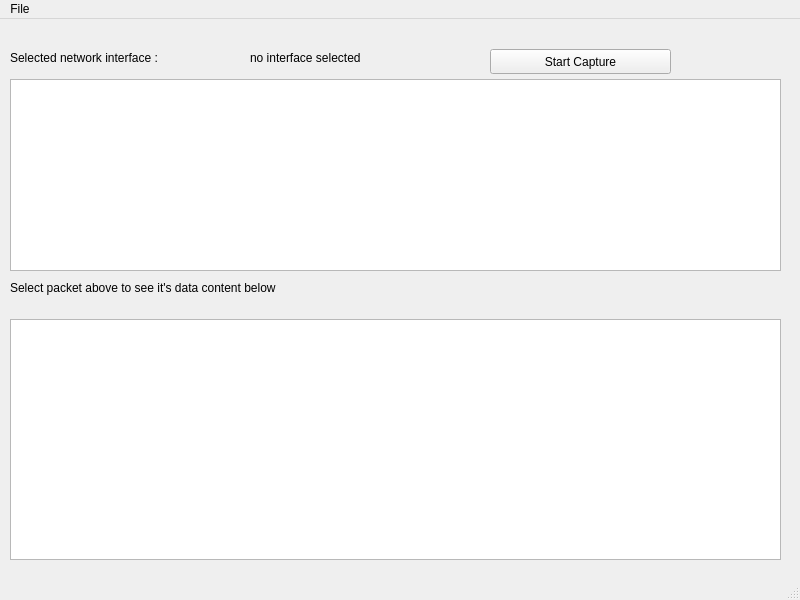
Qt form mainwindow.ui (thehilmisu/qt-networkanalyzer) before a commit.
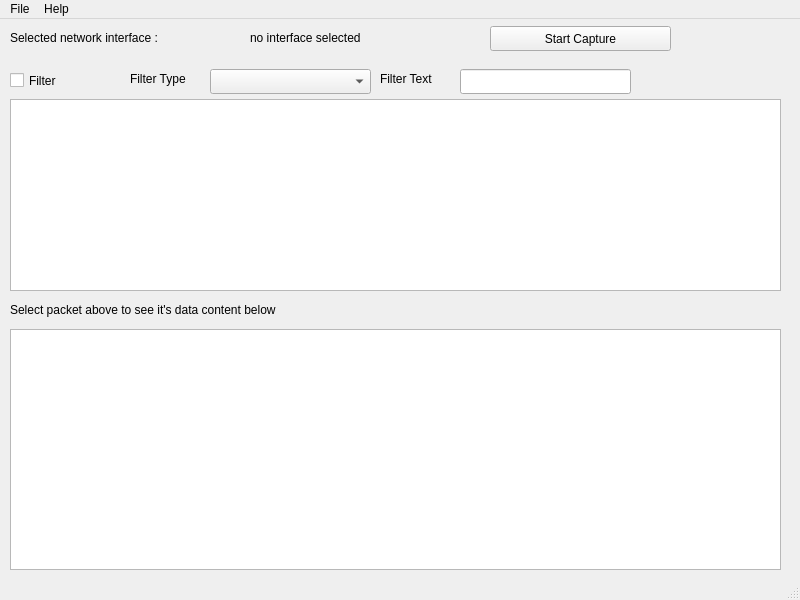
The same form after that commit.

Commit message: packet filter manager implemented

Patch:
```diff
--- a/mainwindow.ui
+++ b/mainwindow.ui
@@ -18,7 +18,7 @@
     <property name="geometry">
      <rect>
       <x>10</x>
-      <y>30</y>
+      <y>10</y>
       <width>201</width>
       <height>17</height>
      </rect>
@@ -31,7 +31,7 @@
     <property name="geometry">
      <rect>
       <x>490</x>
-      <y>30</y>
+      <y>7</y>
       <width>181</width>
       <height>25</height>
      </rect>
@@ -44,7 +44,7 @@
     <property name="geometry">
      <rect>
       <x>250</x>
-      <y>30</y>
+      <y>10</y>
       <width>201</width>
       <height>17</height>
      </rect>
@@ -57,7 +57,7 @@
     <property name="geometry">
      <rect>
       <x>10</x>
-      <y>300</y>
+      <y>310</y>
       <width>771</width>
       <height>241</height>
      </rect>
@@ -67,7 +67,7 @@
     <property name="geometry">
      <rect>
       <x>10</x>
-      <y>260</y>
+      <y>282</y>
       <width>481</width>
       <height>17</height>
      </rect>
@@ -80,12 +80,71 @@
     <property name="geometry">
      <rect>
       <x>10</x>
-      <y>60</y>
+      <y>80</y>
       <width>771</width>
       <height>192</height>
      </rect>
     </property>
    </widget>
+   <widget class="QCheckBox" name="filterCheckbox">
+    <property name="geometry">
+     <rect>
+      <x>10</x>
+      <y>50</y>
+      <width>101</width>
+      <height>23</height>
+     </rect>
+    </property>
+    <property name="text">
+     <string>Filter</string>
+    </property>
+   </widget>
+   <widget class="QComboBox" name="filterTypeCombo">
+    <property name="geometry">
+     <rect>
+      <x>210</x>
+      <y>50</y>
+      <width>161</width>
+      <height>25</height>
+     </rect>
+    </property>
+   </widget>
+   <widget class="QLabel" name="label_3">
+    <property name="geometry">
+     <rect>
+      <x>130</x>
+      <y>50</y>
+      <width>91</width>
+      <height>20</height>
+     </rect>
+    </property>
+    <property name="text">
+     <string>Filter Type</string>
+    </property>
+   </widget>
+   <widget class="QLabel" name="label_4">
+    <property name="geometry">
+     <rect>
+      <x>380</x>
+      <y>50</y>
+      <width>91</width>
+      <height>20</height>
+     </rect>
+    </property>
+    <property name="text">
+     <string>Filter Text</string>
+    </property>
+   </widget>
+   <widget class="QLineEdit" name="txtFilter">
+    <property name="geometry">
+     <rect>
+      <x>460</x>
+      <y>50</y>
+      <width>171</width>
+      <height>25</height>
+     </rect>
+    </property>
+   </widget>
   </widget>
   <widget class="QMenuBar" name="menubar">
    <property name="geometry">
@@ -105,7 +164,14 @@
     <addaction name="actionRemove_pcap_file"/>
     <addaction name="actionExit_2"/>
    </widget>
+   <widget class="QMenu" name="menuHelp">
+    <property name="title">
+     <string>Help</string>
+    </property>
+    <addaction name="actionAbout"/>
+   </widget>
    <addaction name="menuFile"/>
+   <addaction name="menuHelp"/>
   </widget>
   <widget class="QStatusBar" name="statusbar"/>
   <action name="actionTest">
```
Left out of the diff: 5 changed lines with no effect on the pictures. The commit also changes 11 other files.
